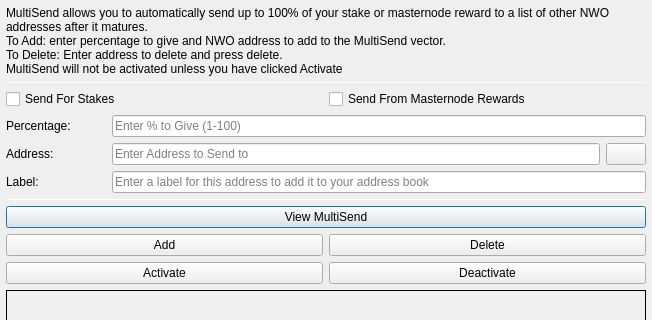
swampcoin/bwrgocoin, file src/qt/forms/multisenddialog.ui: the form before one commit; both pictures show x 0 to 652 and y 0 to 320 of the 652 by 462 pixel window.
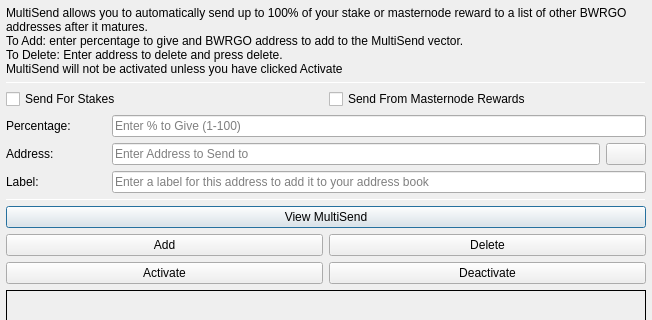
The form after the commit. Icons and pictures are not drawn.

The edit to the form file:
```diff
--- a/src/qt/forms/multisenddialog.ui
+++ b/src/qt/forms/multisenddialog.ui
@@ -37,8 +37,8 @@
         <number>1</number>
        </property>
        <property name="text">
-        <string>MultiSend allows you to automatically send up to 100% of your stake or masternode reward to a list of other NWO addresses after it matures.
-To Add: enter percentage to give and NWO address to add to the MultiSend vector.
+        <string>MultiSend allows you to automatically send up to 100% of your stake or masternode reward to a list of other BWRGO addresses after it matures.
+To Add: enter percentage to give and BWRGO address to add to the MultiSend vector.
 To Delete: Enter address to delete and press delete.
 MultiSend will not be activated unless you have clicked Activate</string>
        </property>
```
